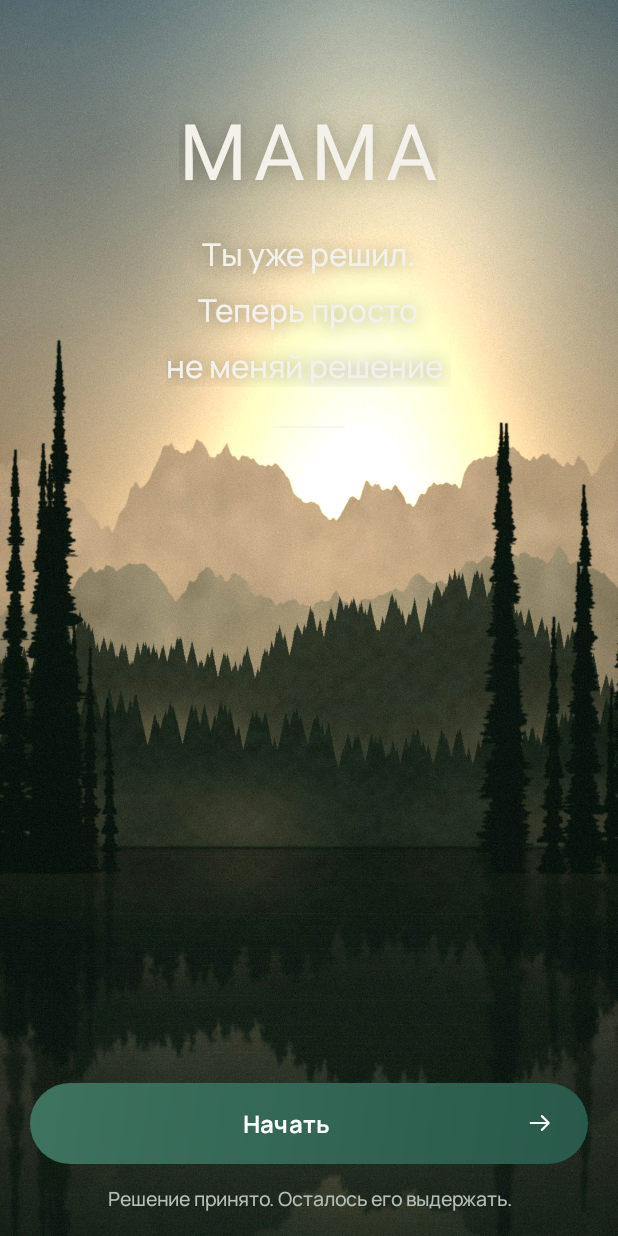
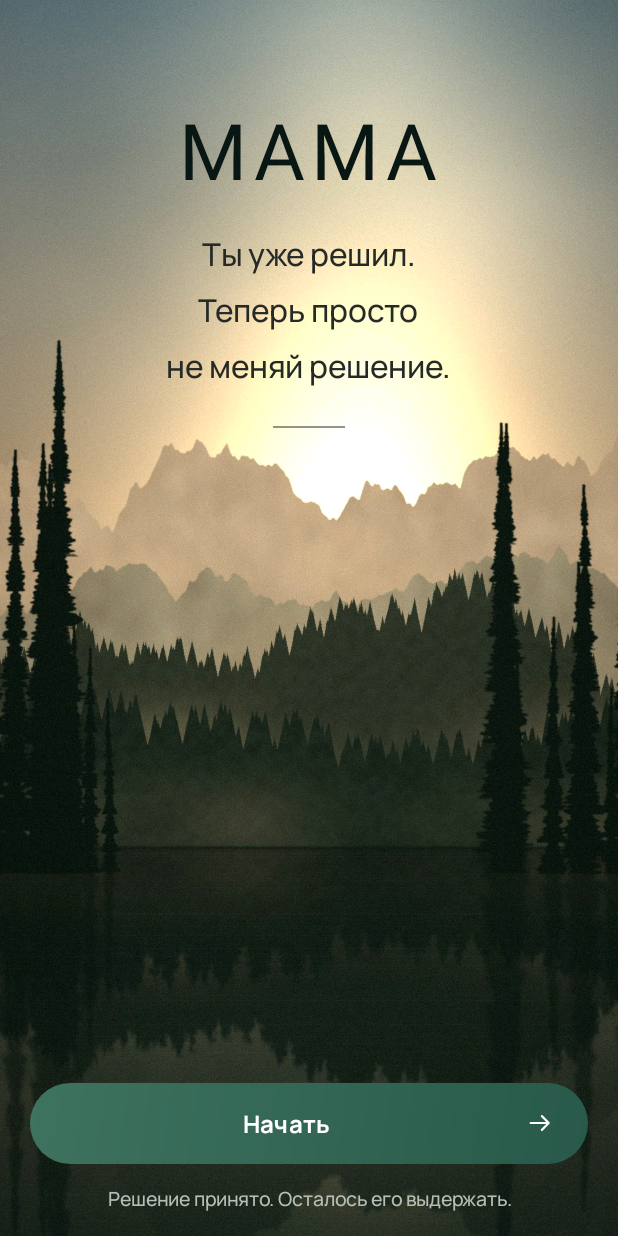
Before and after one commit to lezhik0036-sys/-, an Android app: the screen it shows after launch (MainActivity), on a phone screen of 412 x 824 dp. Run offline under Robolectric (Android 15) with nearby library versions, the phone set to English and light mode, and no system bars; Roboto replaces fonts that are not available here.

Commit message:
UI review fixes: series cards hidden by a greedy spacer; dark text on light-sky screens (welcome, success, FLEX result)
Co-Authored-By: Claude Opus 5.5 <noreply@anthropic.com>
Claude-Session: https://claude.ai/code/session_01T72ufKmLLCu9iTvJdNnnqH

```diff
--- a/app/src/main/kotlin/app/mama/ui/Previews.kt
+++ b/app/src/main/kotlin/app/mama/ui/Previews.kt
@@ -90,7 +90,7 @@ object Previews {
         view.bind(
             LockModel(
                 now = now, start = now.minus(Duration.ofMinutes(77)), end = now + Duration.ofSeconds(6 * 3600 + 42 * 60 + 17), zone = zone,
-                contactName = contact.name, contactPhone = contact.phone, dayLabel = Texts.dayOf(3, 7),
+                contactName = contact.name, contactPhone = Texts.phone(contact.phone), dayLabel = Texts.dayOf(3, 7),
                 phrase = Texts.lockPhrases[0], promise = "Хочу нормально высыпаться и чувствовать себя лучше утром.",
                 call = Calls.CallState.NONE, exitOpen = name != "lock", codeActive = name == "code",
                 attemptsLeft = 3, resendAt = if (name == "code") now + Duration.ofSeconds(57) else null, codeLength = 5,
--- a/app/src/main/kotlin/app/mama/ui/SetupScreens.kt
+++ b/app/src/main/kotlin/app/mama/ui/SetupScreens.kt
@@ -77,16 +77,13 @@ internal fun MainActivity.welcomeScreen(): Pair<View, Boolean> {
         gravity = Gravity.CENTER_HORIZONTAL
         setPadding(k.dp(28), k.dp(72), k.dp(28), k.dp(24))
     }
-    b.addView(k.text("MAMA", MamaType.WORDMARK_XL, MamaColors.OnNight, center = true).apply {
-        setShadowLayer(18f, 0f, 2f, Color.argb(0x50, 0, 0, 0))
-    }, k.centered())
-    b.addView(k.text("Ты уже решил.\nТеперь просто\nне меняй решение.", MamaType.H2, MamaColors.OnNight, center = true).apply {
+    b.addView(k.text("MAMA", MamaType.WORDMARK_XL, MamaColors.Night, center = true), k.centered())
+    b.addView(k.text("Ты уже решил.\nТеперь просто\nне меняй решение.", MamaType.H2, MamaColors.Graphite, center = true).apply {
         textSize = 21f
         typeface = MamaFonts.ui(context, 500)
         setLineSpacing(0f, 1.3f)
-        setShadowLayer(14f, 0f, 1f, Color.argb(0x60, 0, 0, 0))
     }, k.centered(22))
-    b.addView(View(this).apply { setBackgroundColor(Color.argb(0x90, 0xF3, 0xF1, 0xEA)) }, LinearLayout.LayoutParams(k.dp(48), 2).apply {
+    b.addView(View(this).apply { setBackgroundColor(Color.argb(0x80, 0x26, 0x2A, 0x27)) }, LinearLayout.LayoutParams(k.dp(48), 2).apply {
         topMargin = k.dp(26); gravity = Gravity.CENTER_HORIZONTAL
     })
     val footer = k.column().apply {
@@ -124,9 +121,11 @@ internal fun MainActivity.permissionsScreen(): Pair<View, Boolean> {
 internal fun MainActivity.seriesScreen(): Pair<View, Boolean> {
     val b = body()
     b.addView(kit.sectionHeader("Выбери свою серию", "Сколько дней ты готов не менять своё решение?"))
-    fun option(c: Choice, icon: Icon, title: String, subtitle: String, trailing: String? = null) =
-        b.addView(kit.selectableCard(icon, title, subtitle, choice == c, trailing) { choice = c; saveForm(); render() }, kit.gap(10))
-    b.addView(View(this), kit.gap(10))
+    var first = true
+    fun option(c: Choice, icon: Icon, title: String, subtitle: String, trailing: String? = null) {
+        b.addView(kit.selectableCard(icon, title, subtitle, choice == c, trailing) { choice = c; saveForm(); render() }, kit.gap(if (first) 22 else 10))
+        first = false
+    }
     if (FeatureFlags.TEST_MODE_ENABLED) {
         option(Choice.TEST, Icon.FLASK, "Тестовый режим — 15 минут", "Только для тестирования. Ровно 15 минут. Бесплатно.")
     }
```
Also changed, not shown: app/src/main/kotlin/app/mama/ui/HomeScreens.kt (+11 -11 lines).
